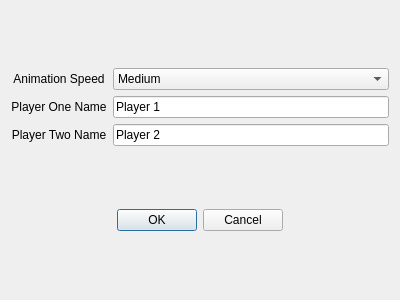
mwiszenko/PAIN_ConnectFour, file ConnectFour/settingsdialog.ui: the form before one commit.
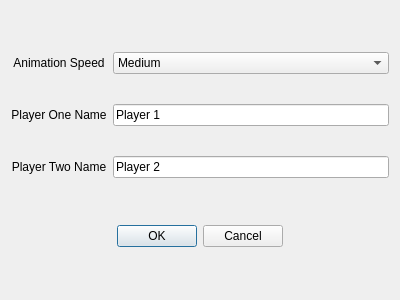
The form after the commit.

The edit to the form file:
```diff
--- a/ConnectFour/settingsdialog.ui
+++ b/ConnectFour/settingsdialog.ui
@@ -16,6 +16,9 @@
   <layout class="QVBoxLayout" name="verticalLayout">
    <item>
     <layout class="QGridLayout" name="gridLayout">
+     <property name="verticalSpacing">
+      <number>30</number>
+     </property>
      <item row="1" column="0">
       <widget class="QLabel" name="labelPlayerOneName">
        <property name="text">
```
Left out of the diff: 34 changed lines with no effect on the pictures.
